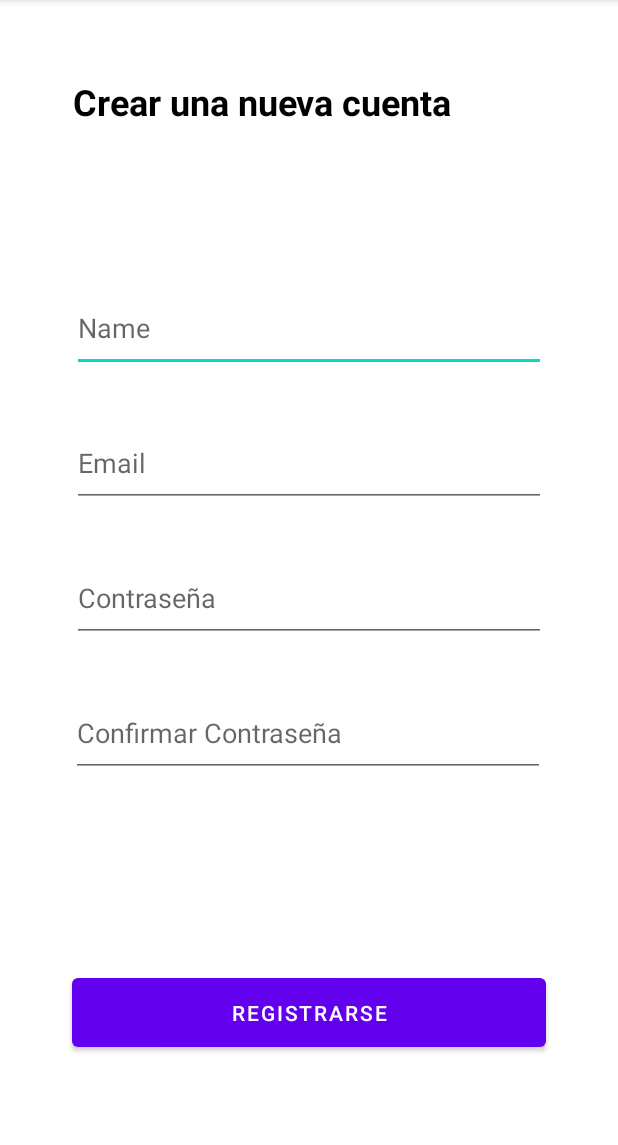
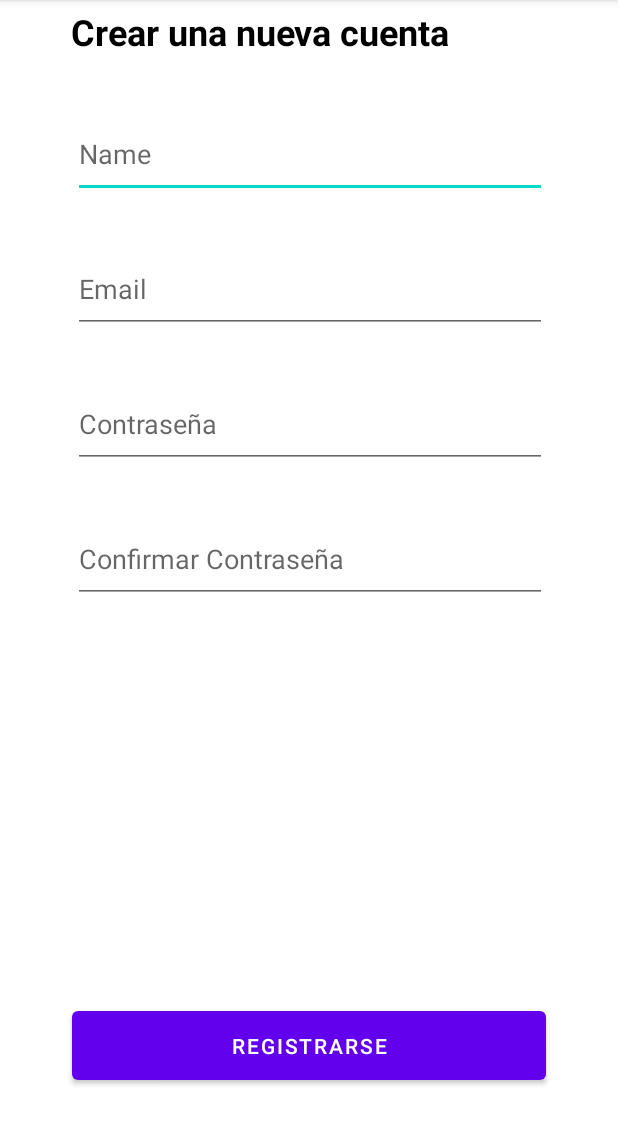
Before and after one commit to GabScarafia/APM-Actividad1, an Android app: the Registro screen opened directly, with no data from a screen before it, on a phone screen of 412 x 824 dp, the part 84-1229 px from its top. Run offline under Robolectric (Android 15) with nearby library versions, the phone set to English and light mode, and no system bars.

Commit message:
te escupo

```diff
--- a/app/src/main/res/layout/activity_main.xml
+++ b/app/src/main/res/layout/activity_main.xml
@@ -9,8 +9,8 @@
     <TextView
         android:id="@+id/textView"
         android:layout_width="316dp"
-        android:layout_height="58dp"
-        android:layout_marginTop="4dp"
+        android:layout_height="42dp"
+        android:layout_marginTop="0dp"
         android:gravity="center"
         android:text="Iniciar Sesión"
         android:textColor="@color/black"
@@ -25,13 +25,13 @@
         android:id="@+id/username"
         android:layout_width="316dp"
         android:layout_height="58dp"
-        android:layout_marginTop="96dp"
+        android:layout_marginTop="32dp"
         android:ems="10"
         android:hint="Username"
         android:inputType="textPersonName"
-        app:layout_constraintEnd_toEndOf="@+id/textView"
-        app:layout_constraintHorizontal_bias="0.0"
-        app:layout_constraintStart_toStartOf="@+id/textView"
+        app:layout_constraintEnd_toEndOf="parent"
+        app:layout_constraintHorizontal_bias="0.505"
+        app:layout_constraintStart_toStartOf="parent"
         app:layout_constraintTop_toBottomOf="@+id/textView" />
 
     <EditText
@@ -65,9 +65,7 @@
         android:text="Ingresar"
         app:layout_constraintBottom_toTopOf="@+id/registerButton"
         app:layout_constraintEnd_toEndOf="@+id/registerButton"
-        app:layout_constraintHorizontal_bias="1.0"
-        app:layout_constraintStart_toStartOf="@+id/registerButton"
-        app:layout_constraintTop_toBottomOf="@+id/password"
-        app:layout_constraintVertical_bias="0.956" />
+        app:layout_constraintHorizontal_bias="0.0"
+        app:layout_constraintStart_toStartOf="@+id/registerButton" />
 
 </androidx.constraintlayout.widget.ConstraintLayout>
--- a/app/src/main/res/layout/activity_registro.xml
+++ b/app/src/main/res/layout/activity_registro.xml
@@ -8,70 +8,69 @@
     <TextView
         android:id="@+id/textView3"
         android:layout_width="317dp"
-            android:layout_height="43dp"
-            android:layout_marginTop="32dp"
-            android:layout_marginBottom="515dp"
+        android:layout_height="42dp"
+        android:layout_marginTop="0dp"
         android:gravity="left|center"
         android:text="Crear una nueva cuenta"
         android:textColor="@color/black"
         android:textSize="24sp"
         android:textStyle="bold"
-            app:layout_constraintBottom_toBottomOf="parent"
         app:layout_constraintEnd_toEndOf="parent"
-            app:layout_constraintHorizontal_bias="0.511"
         app:layout_constraintStart_toStartOf="parent"
-            app:layout_constraintTop_toTopOf="parent"
-            app:layout_constraintVertical_bias="0.08" />
+        app:layout_constraintTop_toTopOf="parent" />
 
     <EditText
         android:id="@+id/name"
         android:layout_width="316dp"
         android:layout_height="58dp"
-            android:layout_marginBottom="32dp"
+        android:layout_marginTop="32dp"
         android:hint="Name"
-            app:layout_constraintBottom_toTopOf="@+id/email"
         app:layout_constraintEnd_toEndOf="parent"
-            app:layout_constraintStart_toStartOf="parent" />
+        app:layout_constraintHorizontal_bias="0.505"
+        app:layout_constraintStart_toStartOf="parent"
+        app:layout_constraintTop_toBottomOf="@+id/textView3" />
 
     <EditText
         android:id="@+id/email"
         android:layout_width="316dp"
         android:layout_height="58dp"
-            android:layout_marginBottom="32dp"
+        android:layout_marginTop="32dp"
         android:hint="Email"
         android:inputType="textEmailAddress"
-            app:layout_constraintBottom_toTopOf="@+id/password"
-            app:layout_constraintEnd_toEndOf="parent"
-            app:layout_constraintStart_toStartOf="parent" />
+        app:layout_constraintEnd_toEndOf="@+id/name"
+        app:layout_constraintHorizontal_bias="0.0"
+        app:layout_constraintStart_toStartOf="@+id/name"
+        app:layout_constraintTop_toBottomOf="@+id/name" />
 
     <EditText
         android:id="@+id/password"
         android:layout_width="316dp"
         android:layout_height="58dp"
-            android:layout_marginBottom="32dp"
+        android:layout_marginTop="32dp"
         android:hint="Contraseña"
         android:inputType="textPassword"
-            app:layout_constraintBottom_toTopOf="@+id/confirmPassword"
-            app:layout_constraintEnd_toEndOf="parent"
-            app:layout_constraintStart_toStartOf="parent" />
+        app:layout_constraintEnd_toEndOf="@+id/email"
+        app:layout_constraintHorizontal_bias="0.0"
+        app:layout_constraintStart_toStartOf="@+id/email"
+        app:layout_constraintTop_toBottomOf="@+id/email" />
 
     <EditText
         android:id="@+id/confirmPassword"
         android:layout_width="316dp"
         android:layout_height="58dp"
-        android:layout_marginBottom="128dp"
+        android:layout_marginTop="32dp"
         android:hint="Confirmar Contraseña"
         android:inputType="textPassword"
-        app:layout_constraintBottom_toTopOf="@+id/buttonCreateAccount"
-        app:layout_constraintEnd_toEndOf="parent"
-        app:layout_constraintHorizontal_bias="0.494"
-        app:layout_constraintStart_toStartOf="parent" />
+        app:layout_constraintEnd_toEndOf="@+id/password"
+        app:layout_constraintHorizontal_bias="0.0"
+        app:layout_constraintStart_toStartOf="@+id/password"
+        app:layout_constraintTop_toBottomOf="@+id/password" />
 
     <Button
         android:id="@+id/buttonCreateAccount"
         android:layout_width="316dp"
         android:layout_height="58dp"
-            android:layout_marginBottom="64dp"
+        android:layout_marginBottom="42dp"
         android:text="Registrarse"
         app:layout_constraintBottom_toBottomOf="parent"
         app:layout_constraintEnd_toEndOf="parent"
```
Lines whose indentation alone changed are shown as unchanged.
